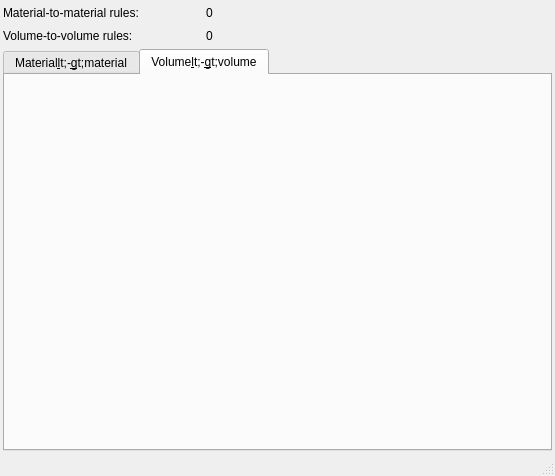
Before: the Qt Designer form ants3bundle/src/ants3/gui/photsim/ainterfacerulewin.ui in andrmor/ANTS3bundle, drawn with Qt 5.
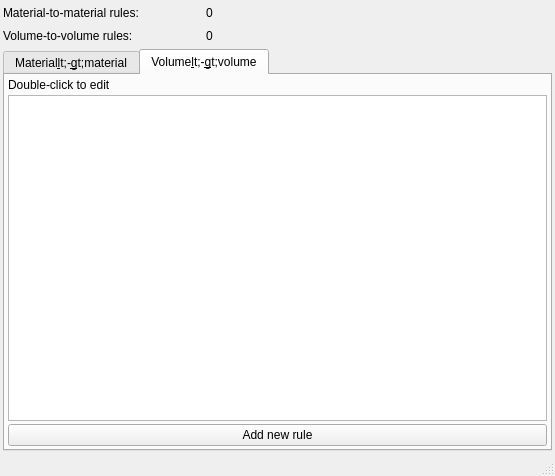
After: the same form once the commit is applied. The open tabs and pages were chosen to show the change.

```diff
--- a/ants3bundle/src/ants3/gui/photsim/ainterfacerulewin.ui
+++ b/ants3bundle/src/ants3/gui/photsim/ainterfacerulewin.ui
@@ -169,6 +169,40 @@
        <attribute name="title">
         <string>Volume&lt;-&gt;volume</string>
        </attribute>
+       <layout class="QVBoxLayout" name="verticalLayout_3">
+        <property name="spacing">
+         <number>3</number>
+        </property>
+        <property name="leftMargin">
+         <number>3</number>
+        </property>
+        <property name="topMargin">
+         <number>3</number>
+        </property>
+        <property name="rightMargin">
+         <number>3</number>
+        </property>
+        <property name="bottomMargin">
+         <number>3</number>
+        </property>
+        <item>
+         <widget class="QLabel" name="label_4">
+          <property name="text">
+           <string>Double-click to edit</string>
+          </property>
+         </widget>
+        </item>
+        <item>
+         <widget class="QTableWidget" name="tabwVolumes"/>
+        </item>
+        <item>
+         <widget class="QPushButton" name="pbAddNewVolumeRule">
+          <property name="text">
+           <string>Add new rule</string>
+          </property>
+         </widget>
+        </item>
+       </layout>
       </widget>
      </widget>
     </item>
```
Left out of the diff: 4 changed lines with no effect on the pictures.
